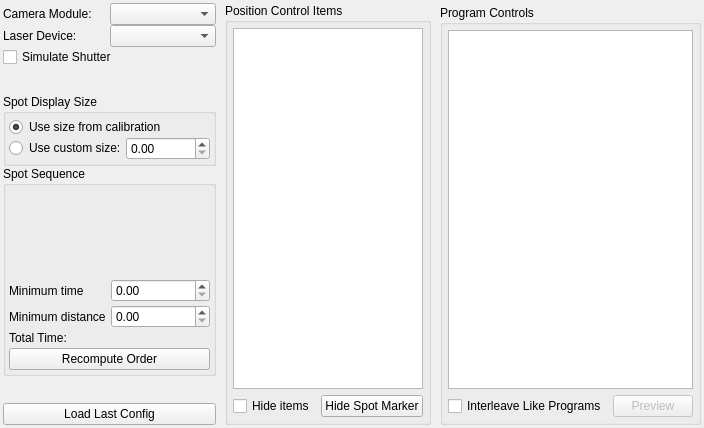
Qt form lib/devices/Scanner/ProtocolTemplate.ui (acq4/acq4) before a commit.
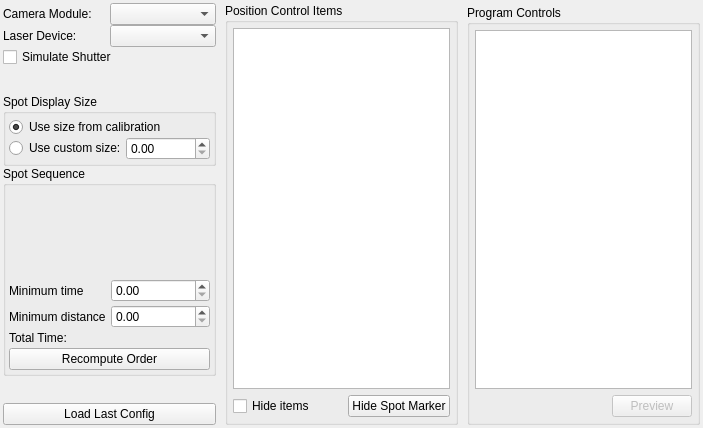
The same form after that commit. Custom widgets are drawn as their Qt base class.

Patch:
```diff
--- a/lib/devices/Scanner/ProtocolTemplate.ui
+++ b/lib/devices/Scanner/ProtocolTemplate.ui
@@ -347,7 +347,7 @@
       </property>
       <item row="1" column="0">
        <layout class="QGridLayout" name="gridLayout_9">
-        <item row="0" column="1">
+        <item row="0" column="0">
          <spacer name="horizontalSpacer_2">
           <property name="orientation">
            <enum>Qt::Horizontal</enum>
@@ -360,7 +360,7 @@
           </property>
          </spacer>
         </item>
-        <item row="0" column="2">
+        <item row="0" column="1">
          <widget class="QPushButton" name="previewBtn">
           <property name="enabled">
            <bool>false</bool>
@@ -370,13 +370,6 @@
           </property>
          </widget>
         </item>
-        <item row="0" column="0">
-         <widget class="QCheckBox" name="interleaveCheckBox">
-          <property name="text">
-           <string>Interleave Like Programs</string>
-          </property>
-         </widget>
-        </item>
        </layout>
       </item>
       <item row="0" column="0">
```
